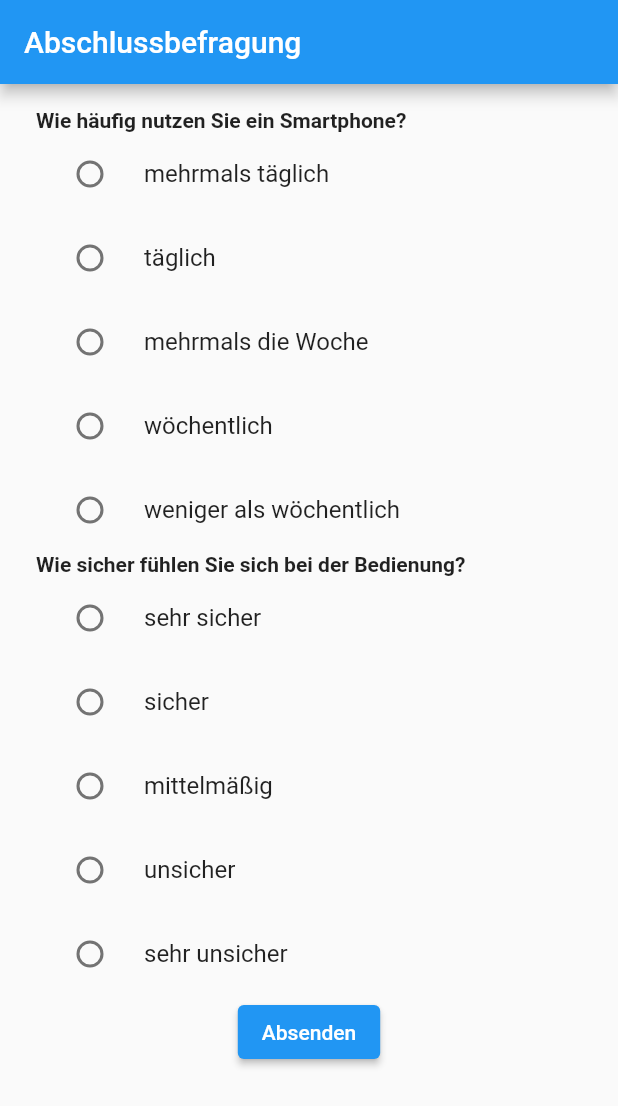
After one commit to arlu0001/mef, a Flutter app: the SurveyScreen2 screen opened by its route, on a phone screen of 412 x 824 dp. The commit adds this screen. Shown: the top 1106 px of the screen. Run offline on Flutter 3.47's test engine with Material 2 defaults, Android fonts, the phone set to English and light mode, and no system bars.

Commit message:
Add post trial screens, disable backwards navigation in trial and survey screens

```diff
--- /dev/null
+++ b/app/lib/post_trial/survey_screen_2.dart
@@ -0,0 +1,96 @@
+import 'package:app/route_names.dart';
+import 'package:app/widgets.dart';
+import 'package:flutter/material.dart';
+
+class SurveyScreen2 extends StatelessWidget {
+  var smartphoneUsage;
+  var usageConfidence;
+
+  @override
+  Widget build(BuildContext context) {
+    return WillPopScope(
+      onWillPop: () async => false,
+      child: Scaffold(
+        appBar: AppBar(
+          automaticallyImplyLeading: false,
+          title: Text('Abschlussbefragung'),
+        ),
+        body: ListView(
+          padding: EdgeInsets.symmetric(vertical: 16, horizontal: 24),
+          children: [
+            Text(
+              'Wie häufig nutzen Sie ein Smartphone?',
+              style: TextStyle(fontWeight: FontWeight.bold),
+            ),
+            RadioListTile(
+              value: 'mehrmals täglich',
+              groupValue: smartphoneUsage,
+              onChanged: (value) => null,
+              title: Text('mehrmals täglich'),
+            ),
+            RadioListTile(
+              value: 'täglich',
+              groupValue: smartphoneUsage,
+              onChanged: (value) => null,
+              title: Text('täglich'),
+            ),
+            RadioListTile(
+              value: 'mehrmals die Woche',
+              groupValue: smartphoneUsage,
+              onChanged: (value) => null,
+              title: Text('mehrmals die Woche'),
+            ),
+            RadioListTile(
+              value: 'wöchentlich',
+              groupValue: smartphoneUsage,
+              onChanged: (value) => null,
+              title: Text('wöchentlich'),
+            ),
+            RadioListTile(
+              value: 'weniger als wöchentlich',
+              groupValue: smartphoneUsage,
+              onChanged: (value) => null,
+              title: Text('weniger als wöchentlich'),
+            ),
+            Text(
+              'Wie sicher fühlen Sie sich bei der Bedienung?',
+              style: TextStyle(fontWeight: FontWeight.bold),
+            ),
+            RadioListTile(
+              value: 'sehr sicher',
+              groupValue: usageConfidence,
+              onChanged: (value) => null,
+              title: Text('sehr sicher'),
+            ),
+            RadioListTile(
+              value: 'sicher',
+              groupValue: usageConfidence,
+              onChanged: (value) => null,
+              title: Text('sicher'),
+            ),
+            RadioListTile(
+              value: 'mittelmäßig',
+              groupValue: usageConfidence,
+              onChanged: (value) => null,
+              title: Text('mittelmäßig'),
+            ),
+            RadioListTile(
+              value: 'unsicher',
+              groupValue: usageConfidence,
+              onChanged: (value) => null,
+              title: Text('unsicher'),
+            ),
+            RadioListTile(
+              value: 'sehr unsicher',
+              groupValue: usageConfidence,
+              onChanged: (value) => null,
+              title: Text('sehr unsicher'),
+
+            ),
+            Center(child: SendDataButton(navigationRoute: finalScreen)),
+          ],
+        ),
+      ),
+    );
+  }
+}
--- a/app/lib/trial_example_screen.dart
+++ b/app/lib/pre_trial/trial_example_screen.dart
@@ -8,7 +8,6 @@ class TrialExampleScreen extends StatelessWidget {
     return Scaffold(
       appBar: AppBar(
         title: Text('Versuchsdurchführung'),
-
       ),
       body: Center(
         child: Padding(
--- a/app/lib/route_names.dart
+++ b/app/lib/route_names.dart
@@ -3,3 +3,6 @@ const String trialExplanationScreen = '/trialExplanationRoute';
 const String trialExampleScreen = '/trialExampleRoute';
 const String trialScreen = '/trialRoute';
 const String colorBlindnessTestScreen = '/colorBlindnessTestRoute';
+const String surveyScreen1 = '/surveyRoute1';
+const String surveyScreen2 = '/surveyRoute2';
+const String finalScreen = '/finalRoute';
--- a/app/lib/widgets.dart
+++ b/app/lib/widgets.dart
@@ -27,9 +27,28 @@ class NavigationButton extends StatelessWidget {
   @override
   Widget build(BuildContext context) {
     return ElevatedButton(
-      onPressed: () => Navigator.pushNamed(context, navigationRoute),
+      onPressed: () {
+        Navigator.pushNamed(context, navigationRoute);
+      },
       child: Text('Weiter'),
     );
   }
 
 }
+
+class SendDataButton extends StatelessWidget {
+  final String navigationRoute;
+
+  SendDataButton({required this.navigationRoute});
+
+  @override
+  Widget build(BuildContext context) {
+    return ElevatedButton(
+      onPressed: () {
+        Navigator.pushNamed(context, navigationRoute);
+      },
+      child: Text('Absenden'),
+    );
+  }
+
+}
```
Also changed, not shown: app/lib/main.dart (+11 -60 lines), app/lib/post_trial/color_blindness_test_screen.dart (added, +30 -0 lines), app/lib/post_trial/final_screen.dart (added, +29 -0 lines), app/lib/post_trial/survey_screen_1.dart (added, +96 -0 lines), app/lib/trial/trial_screen.dart (+11 -1 lines), app/lib/color_blindness_test_screen.dart (deleted), app/lib/pre_trial/trial_explanation_screen.dart (renamed from app/lib/trial_explanation_screen.dart), app/lib/pre_trial/welcome_screen.dart (renamed from app/lib/welcome_screen.dart), 5 other files.
